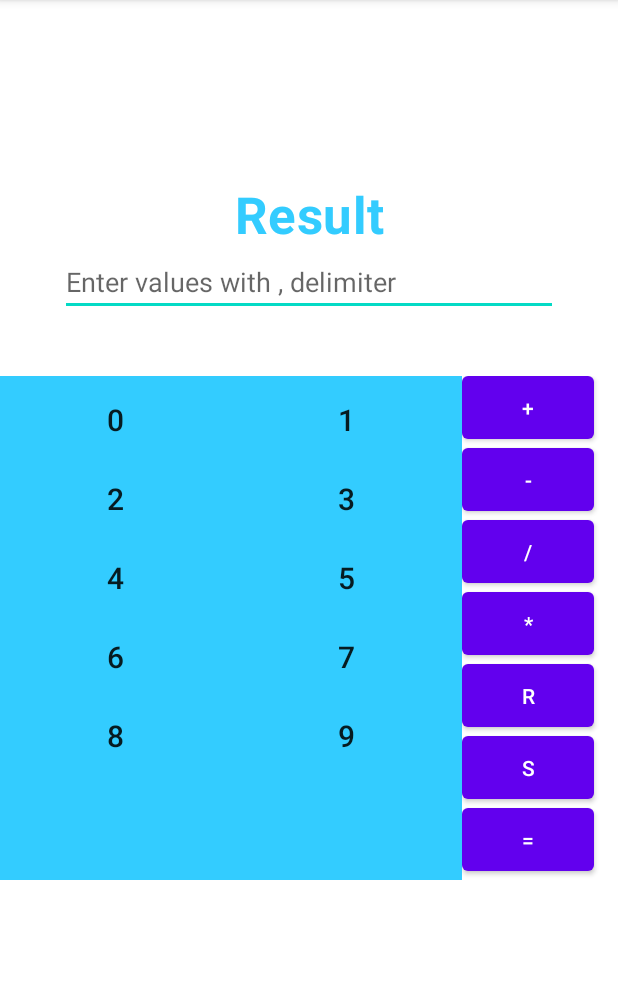
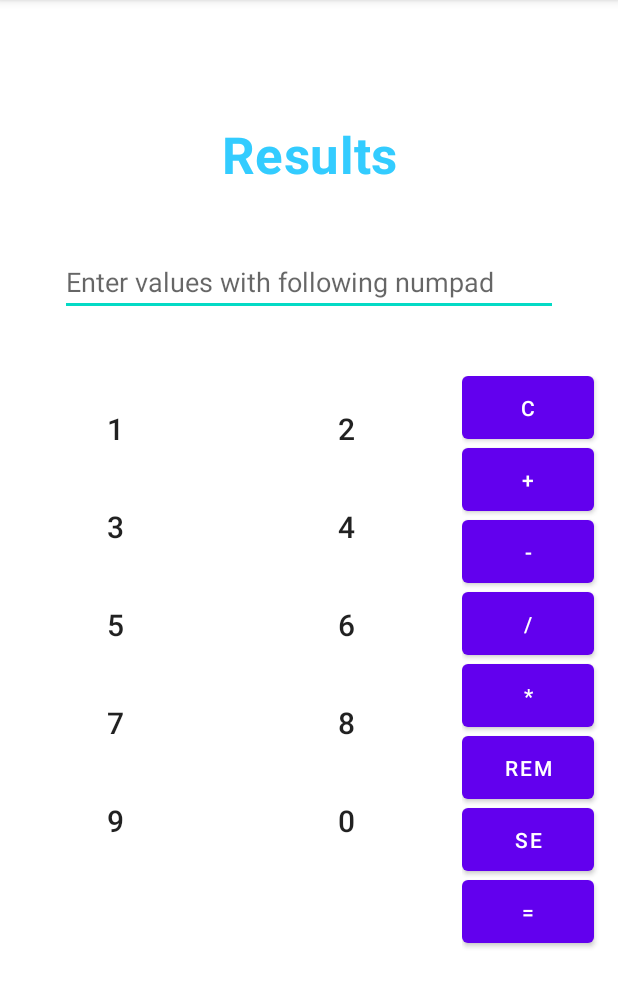
Before and after one commit to imasd88/AbacusCalculator, an Android app: the screen it shows after launch (MainActivity), on a phone screen of 412 x 824 dp, the part 84-1092 px from its top. Run offline under Robolectric (Android 15) with nearby library versions, the phone set to English and light mode, and no system bars; our stand-ins replace data binding.

```diff
--- a/app/src/main/java/com/emazdoor/abacuscalculator/adapter/InputAdapter.kt
+++ b/app/src/main/java/com/emazdoor/abacuscalculator/adapter/InputAdapter.kt
@@ -7,7 +7,8 @@ import com.emazdoor.abacuscalculator.BR
 import com.emazdoor.abacuscalculator.databinding.ItemNumbersBinding
 import com.emazdoor.abacuscalculator.model.CalcModel
 
-class InputAdapter : RecyclerView.Adapter<InputAdapter.ViewHolder>() {
+class InputAdapter(val block: (number: Int) -> Unit) :
+    RecyclerView.Adapter<InputAdapter.ViewHolder>() {
 
     var list: List<CalcModel> = emptyList()
         set(value) {
@@ -40,7 +41,9 @@ class InputAdapter : RecyclerView.Adapter<InputAdapter.ViewHolder>() {
         holder.apply {
             val item = list[position]
             bind(item)
-//            itemView.setOnClickListener { block(item.id, item.type) }
+            itemView.setOnClickListener {
+                block(item.numbers)
+            }
         }
     }
 
--- /dev/null
+++ b/app/src/main/java/com/emazdoor/abacuscalculator/repository/OperationType.kt
@@ -0,0 +1,11 @@
+package com.emazdoor.abacuscalculator.repository
+
+enum class OperationType(val value: String) {
+    UNDEFINED("-1"),
+    ADD("+"),
+    SUBTRACT("-"),
+    MULTIPLY("*"),
+    DIVISION("/"),
+    REMAINDER(" Rem "),
+    SPLIT(" SE ")
+}
--- a/app/src/main/java/com/emazdoor/abacuscalculator/ui/MainActivity.kt
+++ b/app/src/main/java/com/emazdoor/abacuscalculator/ui/MainActivity.kt
@@ -1,6 +1,8 @@
 package com.emazdoor.abacuscalculator.ui
 
 import android.os.Bundle
+import android.view.View
+import android.widget.Toast
 import androidx.appcompat.app.AppCompatActivity
 import androidx.databinding.DataBindingUtil
 import androidx.lifecycle.ViewModelProvider
@@ -9,16 +11,21 @@ import com.emazdoor.abacuscalculator.R
 import com.emazdoor.abacuscalculator.adapter.InputAdapter
 import com.emazdoor.abacuscalculator.databinding.ActivityMainBinding
 import com.emazdoor.abacuscalculator.model.CalcModel
+import com.emazdoor.abacuscalculator.repository.OperationType
 
-class MainActivity : AppCompatActivity() {
+class MainActivity : AppCompatActivity(), View.OnClickListener {
 
     lateinit var binding: ActivityMainBinding
 
-    val viewModel by lazy {
+    private val viewModel by lazy {
         ViewModelProvider(this).get(MainActivityViewModel::class.java)
     }
 
-    private val inputAdapter = InputAdapter()
+    private val inputAdapter = InputAdapter { number -> setInput(number) }
+
+//    var input: String = ""
+
+    var operationType = OperationType.UNDEFINED
 
     override fun onCreate(savedInstanceState: Bundle?) {
         super.onCreate(savedInstanceState)
@@ -26,6 +33,7 @@ class MainActivity : AppCompatActivity() {
         binding = DataBindingUtil.setContentView(this, R.layout.activity_main)
         binding.also {
             it.lifecycleOwner = this
+            it.viewModel = viewModel
         }
 
         binding.rvHome.apply {
@@ -36,9 +44,87 @@ class MainActivity : AppCompatActivity() {
 
     override fun onResume() {
         super.onResume()
+        populateCalcView()
+        binding.apply {
+            clear.setOnClickListener(this@MainActivity)
+            add.setOnClickListener(this@MainActivity)
+            add.setOnClickListener(this@MainActivity)
+            subtract.setOnClickListener(this@MainActivity)
+            multiply.setOnClickListener(this@MainActivity)
+            divide.setOnClickListener(this@MainActivity)
+            remainder.setOnClickListener(this@MainActivity)
+            split.setOnClickListener(this@MainActivity)
+            equal.setOnClickListener(this@MainActivity)
+        }
+    }
+
+    private fun populateCalcView() {
         val calcList = arrayListOf<CalcModel>()
-        for (i in 0..9)
+        for (i in 1..9)
             calcList.add(CalcModel(numbers = i))
+        calcList.add(CalcModel(0))
         inputAdapter.list = calcList.toList()
     }
+
+    private fun setInput(number: Int) {
+        val input = viewModel.mutableLiveExpression.value + number
+        viewModel.mutableLiveExpression.postValue(input)
+    }
+
+    override fun onClick(v: View?) {
+        when (v?.id) {
+            R.id.clear -> {
+                viewModel.mutableLiveExpression.postValue("")
+                viewModel.mutableLiveResult.postValue("Results")
+            }
+            R.id.add -> {
+                val input = viewModel.mutableLiveExpression.value + OperationType.ADD.value
+                operationType = OperationType.ADD
+                viewModel.mutableLiveExpression.postValue(input)
+            }
+            R.id.subtract -> {
+                val input = viewModel.mutableLiveExpression.value + OperationType.SUBTRACT.value
+                operationType = OperationType.SUBTRACT
+                viewModel.mutableLiveExpression.postValue(input)
+            }
+            R.id.multiply -> {
+                val input = viewModel.mutableLiveExpression.value + OperationType.MULTIPLY.value
+                operationType = OperationType.MULTIPLY
+                viewModel.mutableLiveExpression.postValue(input)
+            }
+            R.id.divide -> {
+                val input = viewModel.mutableLiveExpression.value + OperationType.DIVISION.value
+                operationType = OperationType.DIVISION
+                viewModel.mutableLiveExpression.postValue(input)
+            }
+            R.id.remainder -> {
+                val input = viewModel.mutableLiveExpression.value + OperationType.REMAINDER.value
+                operationType = OperationType.REMAINDER
+                viewModel.mutableLiveExpression.postValue(input)
+            }
+            R.id.split -> {
+                val input = viewModel.mutableLiveExpression.value + OperationType.SPLIT.value
+                operationType = OperationType.SPLIT
+                viewModel.mutableLiveExpression.postValue(input)
+            }
+            R.id.equal -> {
+                val input = viewModel.mutableLiveExpression.value
+                viewModel.mutableLiveResult.postValue(
+                    viewModel.calculate(
+                        input = input!!,
+                        operationType
+                    )
+                )
+                if (operationType == OperationType.SPLIT || operationType == OperationType.DIVISION)
+                    Toast.makeText(
+                        this,
+                        "Only first two values will be calculated",
+                        Toast.LENGTH_LONG
+                    ).show()
+            }
+
+        }
+
+    }
+
 }
--- a/app/src/main/res/layout/activity_main.xml
+++ b/app/src/main/res/layout/activity_main.xml
@@ -2,6 +2,13 @@
 <layout xmlns:android="http://schemas.android.com/apk/res/android"
     xmlns:app="http://schemas.android.com/apk/res-auto"
     xmlns:tools="http://schemas.android.com/tools">
+
+    <data>
+
+        <variable
+            name="viewModel"
+            type="com.emazdoor.abacuscalculator.ui.MainActivityViewModel" />
+    </data>
 
     <androidx.constraintlayout.widget.ConstraintLayout
         android:layout_width="match_parent"
@@ -13,13 +20,15 @@
             style="@style/TextAppearance.MaterialComponents.Headline4"
             android:layout_width="wrap_content"
             android:layout_height="wrap_content"
-            android:layout_marginTop="120dp"
-            android:text="@string/result"
+            android:layout_marginTop="80dp"
+            android:gravity="center"
+            android:text="@{viewModel.mutableLiveResult}"
             android:textColor="@color/sky_blue"
             android:textStyle="bold"
             app:layout_constraintLeft_toLeftOf="parent"
             app:layout_constraintRight_toRightOf="parent"
-            app:layout_constraintTop_toTopOf="parent" />
+            app:layout_constraintTop_toTopOf="parent"
+            tools:text="@string/result" />
 
 
         <EditText
@@ -27,8 +36,10 @@
             android:layout_width="match_parent"
             android:layout_height="wrap_content"
             android:layout_marginHorizontal="40dp"
-            android:hint="@string/enter_values_with_delimiter"
+            android:layout_marginTop="40dp"
+            android:hint="@string/enter_values_with_following_numpad"
             android:importantForAutofill="no"
+            android:text="@={viewModel.mutableLiveExpression}"
             app:layout_constraintStart_toStartOf="parent"
             app:layout_constraintTop_toBottomOf="@id/result" />
 
@@ -47,8 +58,7 @@
                 android:layout_width="match_parent"
                 android:layout_height="match_parent"
                 android:layout_marginTop="40dp"
-                android:layout_weight="1"
-                android:background="@color/sky_blue" />
+                android:layout_weight="1" />
 
             <LinearLayout
                 android:layout_width="200dp"
@@ -57,6 +67,13 @@
                 android:layout_marginEnd="8dp"
                 android:layout_weight="1"
                 android:orientation="vertical">
+
+                <Button
+                    android:id="@+id/clear"
+                    android:layout_width="wrap_content"
+                    android:layout_height="wrap_content"
+                    android:insetTop="0dp"
+                    android:text="@string/clear" />
 
                 <Button
                     android:id="@+id/add"
--- a/app/src/main/res/layout/item_numbers.xml
+++ b/app/src/main/res/layout/item_numbers.xml
@@ -20,9 +20,9 @@
             android:id="@+id/title1"
             style="@style/TextAppearance.MaterialComponents.Headline6"
             android:layout_width="0dp"
-            android:layout_height="wrap_content"
+            android:layout_height="40dp"
             android:layout_margin="5dp"
-            android:text='@{numbers.numbers + ""}'
+            android:text='@{String.valueOf(numbers.numbers)}'
             android:gravity="center"
             app:layout_constraintEnd_toEndOf="parent"
             app:layout_constraintStart_toStartOf="parent"
--- a/app/src/main/res/values/strings.xml
+++ b/app/src/main/res/values/strings.xml
@@ -2,13 +2,14 @@
     <string name="app_name">AbacusCalculator</string>
     <string name="result">Result</string>
     <string name="add">+</string>
-    <string name="enter_values_with_delimiter">Enter values with "," delimiter</string>
+    <string name="enter_values_with_following_numpad">Enter values with following numpad</string>
     <string name="delimiter">,</string>
     <string name="number">number</string>
     <string name="subtract">-</string>
     <string name="divide">/</string>
     <string name="multiply">*</string>
-    <string name="remainder">R</string>
-    <string name="split">S</string>
+    <string name="remainder">Rem</string>
+    <string name="split">SE</string>
     <string name="equal">=</string>
+    <string name="clear">C</string>
 </resources>
```
Also changed, not shown: app/src/main/java/com/emazdoor/abacuscalculator/ui/MainActivityViewModel.kt (+52 -4 lines).
